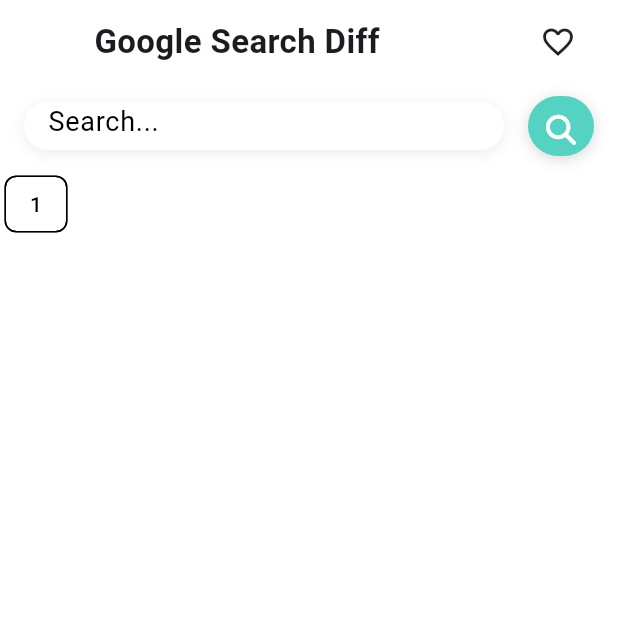
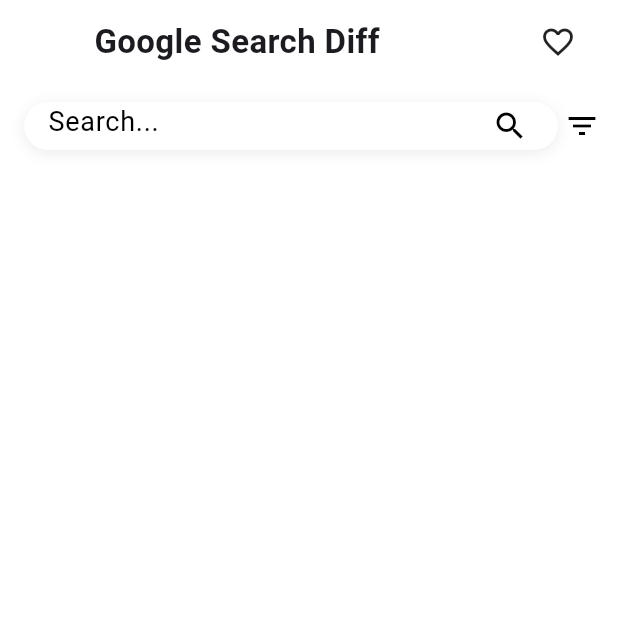
Before and after one commit to dachrisch/google-search-diff, a Flutter app: the screen it shows after launch, on a phone screen of 412 x 824 dp, the top half of it. Run offline on Flutter 3.47's test engine with Material 3 defaults, Android fonts, the phone set to English and light mode, and no system bars; our stand-ins replace font_awesome_flutter, lorem_ipsum; missing offline and left inert: fimber, localstore, relative_time; Roboto replaces fonts that are missing (WorkSans); statements that could not run were skipped.

Commit message:
refectored search buttons into sliver

```diff
--- a/lib/controller/query_change.dart
+++ b/lib/controller/query_change.dart
@@ -1,5 +1,8 @@
+import 'package:fimber/fimber.dart';
 import 'package:flutter/foundation.dart';
+import 'package:flutter/material.dart';
 import 'package:google_search_diff/model/search_results.dart';
+import 'package:google_search_diff/service/search_provider.dart';
 
 class QueryChange extends ChangeNotifier {
   String _query = '';
@@ -38,6 +41,12 @@ class SearchBarController {
   final QueryChange _queryChange = QueryChange();
   final SearchResultsChange _searchResultsChange = SearchResultsChange();
   final SearchChange _searchChange = SearchChange();
+  final TextEditingController searchFieldController = TextEditingController();
+  final FimberLog logger = FimberLog('searchbar-controller');
+
+  final SearchProvider searchProvider;
+
+  SearchBarController(this.searchProvider);
 
   get query => _queryChange.query;
 
@@ -61,4 +70,13 @@ class SearchBarController {
   void addSearchListener(void Function(bool isSearching) listener) {
     _searchChange.addListener(() => listener(_searchChange.isSearching));
   }
+
+  void doSearch() {
+    startSearch();
+    logger.d('search for: ${searchFieldController.text}');
+    searchProvider.doSearch(searchFieldController.text).then((searchResults) {
+      informResults(searchResults);
+      stopSearch();
+    });
+  }
 }
--- a/lib/service/search_provider.dart
+++ b/lib/service/search_provider.dart
@@ -57,18 +57,16 @@ class SerapiRetriever implements QueryRetriever {
 }
 
 class SearchProvider {
-  final SearchBarController searchBarController;
   final QueryRetriever queryRetriever;
 
-  SearchProvider(this.searchBarController, this.queryRetriever);
+  SearchProvider(this.queryRetriever);
 
-  Future<void> doSearch(String query) async {
+  Future<SearchResults> doSearch(String query) async {
     var searchResults = SearchResults(query: query, timestamp: DateTime.now());
     for (var element in (await queryRetriever.query(query))) {
       searchResults.add(element);
     }
-    searchBarController.informResults(searchResults);
-    searchBarController.stopSearch();
+    return searchResults;
   }
 }
 
--- a/lib/view/google_search_diff_screen.dart
+++ b/lib/view/google_search_diff_screen.dart
@@ -26,12 +26,13 @@ class _GoogleSearchDiffScreenState extends State<GoogleSearchDiffScreen> {
 
   final SearchesStore searchesStore = SearchesStore();
 
-  final SearchBarController searchBarController = SearchBarController();
+  late SearchBarController searchBarController;
 
   final logger = FimberLog('screen');
 
   @override
   void initState() {
+    searchBarController = SearchBarController(SearchProvider(widget.queryRetriever));
     searchesStore.findAll().then((allSearches) {
       setState(() {
         allSearches?.entries
--- a/lib/view/search_bar_widget.dart
+++ b/lib/view/search_bar_widget.dart
@@ -11,7 +11,8 @@ class SearchBarWidget extends StatefulWidget {
 
   final QueryRetriever retriever;
 
-  const SearchBarWidget({super.key, required this.searchBarController, required this.retriever});
+  const SearchBarWidget(
+      {super.key, required this.searchBarController, required this.retriever});
 
   @override
   State<StatefulWidget> createState() => _SearchBarWidgetState();
@@ -19,24 +20,21 @@ class SearchBarWidget extends StatefulWidget {
 
 class _SearchBarWidgetState extends State<SearchBarWidget> {
   final logger = FimberLog('search');
-  final TextEditingController searchFieldController = TextEditingController();
-
-  late SearchProvider searchProvider;
 
   @override
   void initState() {
     super.initState();
     widget.searchBarController.addQueryListener((query) {
       logger.d('setting query to: $query');
-      searchFieldController.text = query;
+      // TODO: fixme
+      widget.searchBarController.searchFieldController.text = query;
     });
-    searchProvider = SearchProvider(widget.searchBarController, widget.retriever);
   }
 
   @override
   Widget build(BuildContext context) {
     return Padding(
-      padding: const EdgeInsets.only(left: 16, right: 16, top: 8, bottom: 8),
+      padding: const EdgeInsets.only(left: 16, right: 24, top: 8, bottom: 8),
       child: Row(
         children: <Widget>[
           Expanded(
@@ -62,7 +60,7 @@ class _SearchBarWidgetState extends State<SearchBarWidget> {
                       left: 16, right: 16, top: 0, bottom: 0),
                   child: TextField(
                     key: const Key('search-query-field'),
-                    controller: searchFieldController,
+                    controller: widget.searchBarController.searchFieldController,
                     style: const TextStyle(
                       fontSize: 18,
                     ),
@@ -77,45 +75,6 @@ class _SearchBarWidgetState extends State<SearchBarWidget> {
               ),
             ),
           ),
-          Container(
-            decoration: BoxDecoration(
-              color: GoogleSearchDiffScreenTheme.buildLightTheme().primaryColor,
-              borderRadius: const BorderRadius.all(
-                Radius.circular(38.0),
-              ),
-              boxShadow: <BoxShadow>[
-                BoxShadow(
-                    color: Colors.grey.withOpacity(0.4),
-                    offset: const Offset(0, 2),
-                    blurRadius: 8.0),
-              ],
-            ),
-            child: Material(
-              key: const Key('do-search-button'),
-              color: Colors.transparent,
-              child: InkWell(
-                borderRadius: const BorderRadius.all(
-                  Radius.circular(32.0),
-                ),
-                onTap: () {
-                  FocusScope.of(context).requestFocus(FocusNode());
-                  if (kDebugMode) {
-                    logger.d('search for: ${searchFieldController.text}');
-                  }
-                  widget.searchBarController.startSearch();
-                  searchProvider.doSearch(searchFieldController.text);
-                },
-                child: Padding(
-                  padding: const EdgeInsets.all(12.0),
-                  child: Icon(FontAwesomeIcons.magnifyingGlass,
-                      size: 20,
-                      color: GoogleSearchDiffScreenTheme.buildLightTheme()
-                          .colorScheme
-                          .background),
-                ),
-              ),
-            ),
-          ),
         ],
       ),
     );
--- a/lib/view/search_bar_widget_view.dart
+++ b/lib/view/search_bar_widget_view.dart
@@ -46,19 +46,26 @@ class _SearchBarWidgetView extends State<SearchBarWidgetView> {
     return Expanded(
       child: CustomScrollView(slivers: [
         SliverAppBar(
+          actions: [
+            IconButton(
+              key: const Key('do-search-button'),
+              icon: const Icon(
+                Icons.search,
+              ),
+              onPressed: () {
+                widget.searchBarController.doSearch();
+              },
+            ),
+            IconButton(
+              icon: const Icon(
+                Icons.filter_list,
+              ),
+              onPressed: () {},
+            )
+          ],
           flexibleSpace: SearchBarWidget(
             retriever: widget.queryRetriever,
             searchBarController: widget.searchBarController,
-          ),
-        ),
-        SliverAppBar(
-          flexibleSpace: Row(
-            children: [
-              FilterChip(
-                label: Text('1'),
-                onSelected: (bool value) {},
-              )
-            ],
           ),
         ),
         SliverFillRemaining(
```
